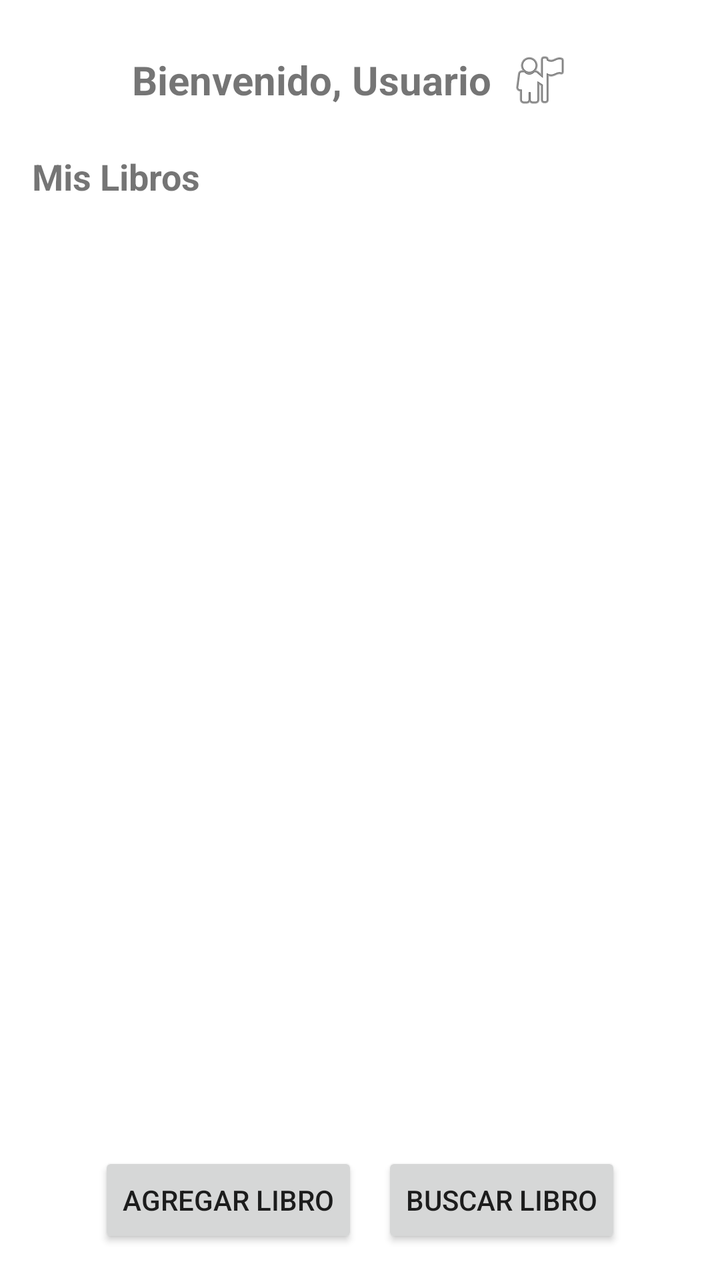
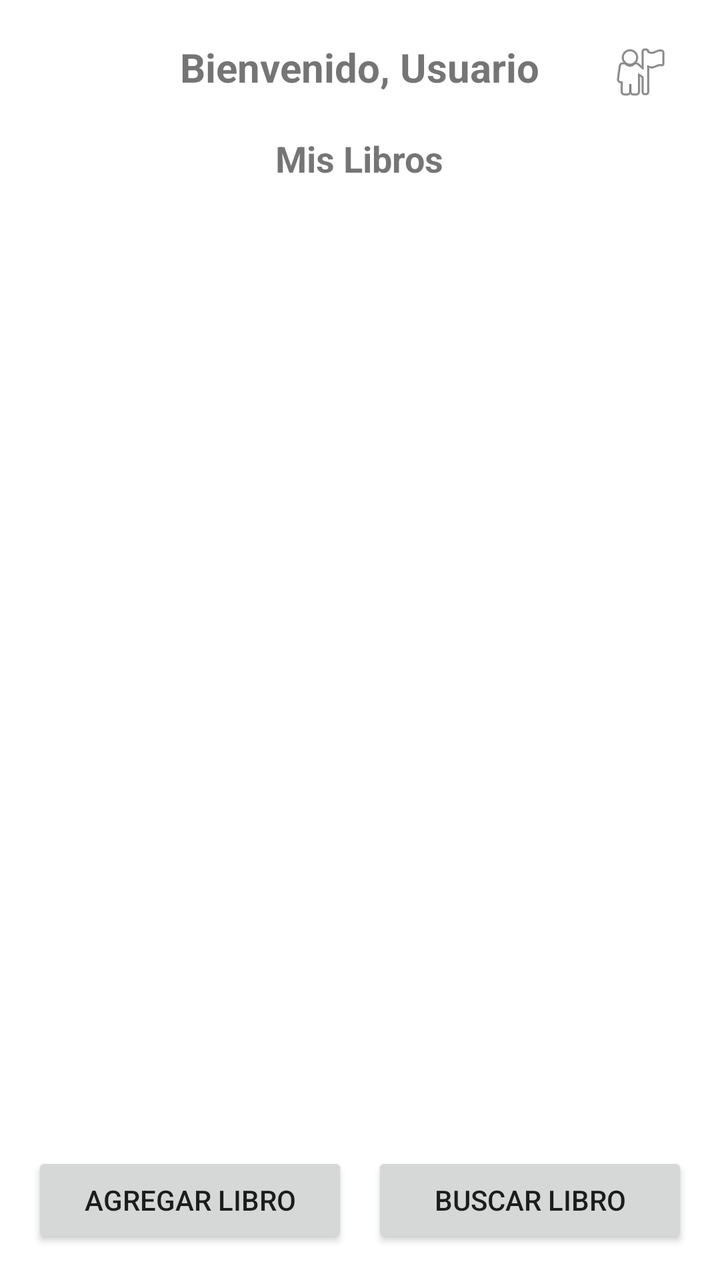

An Android layout rendered at two revisions. The XML below is the earlier revision; the diff shows what the commit changed to produce the second picture.
<!-- AndroidManifest.xml: application theme Theme.AppCompat.Light.NoActionBar -->
<!-- res/layout/activity_main.xml -->
<?xml version="1.0" encoding="utf-8"?>
<LinearLayout xmlns:android="http://schemas.android.com/apk/res/android"
    android:orientation="vertical"
    android:padding="16dp"
    android:layout_width="match_parent"
    android:layout_height="match_parent"
    android:background="@android:color/white">

    <LinearLayout
        android:layout_width="match_parent"
        android:layout_height="wrap_content"
        android:gravity="center"
        android:orientation="horizontal">

        <TextView
            android:id="@+id/tvWelcome"
            android:text="Bienvenido, Usuario"
            android:textSize="20sp"
            android:textStyle="bold"
            android:layout_width="wrap_content"
            android:layout_height="wrap_content" />

        <ImageButton
            android:id="@+id/btnProfile"
            android:layout_width="48dp"
            android:layout_height="48dp"
            android:background="@null"
            android:contentDescription="Perfil"
            android:src="@android:drawable/ic_menu_myplaces" />
    </LinearLayout>

    <TextView
        android:text="Mis Libros"
        android:textSize="18sp"
        android:textStyle="bold"
        android:layout_marginTop="12dp"
        android:layout_width="wrap_content"
        android:layout_height="wrap_content" />

    <androidx.recyclerview.widget.RecyclerView
        android:id="@+id/recyclerBooks"
        android:layout_width="match_parent"
        android:layout_height="0dp"
        android:layout_weight="1"
        android:layout_marginTop="8dp" />

    <LinearLayout
        android:layout_width="match_parent"
        android:layout_height="wrap_content"
        android:orientation="horizontal"
        android:gravity="center">

        <Button
            android:id="@+id/btnAddBook"
            android:layout_width="wrap_content"
            android:layout_height="wrap_content"
            android:text="Agregar Libro" />

        <Button
            android:id="@+id/btnSearchBook"
            android:layout_width="wrap_content"
            android:layout_height="wrap_content"
            android:text="Buscar Libro"
            android:layout_marginStart="12dp" />
    </LinearLayout>
</LinearLayout>
<!-- resources referenced by this layout -->
<resources>

</resources>

<!-- the commit's change to res/layout/activity_main.xml (unified diff, before → after) -->
@@ -1,66 +1,78 @@
 <?xml version="1.0" encoding="utf-8"?>
-<LinearLayout xmlns:android="http://schemas.android.com/apk/res/android"
-    android:orientation="vertical"
-    android:padding="16dp"
+<RelativeLayout xmlns:android="http://schemas.android.com/apk/res/android"
     android:layout_width="match_parent"
     android:layout_height="match_parent"
+    android:padding="16dp"
     android:background="@android:color/white">
 
-    <LinearLayout
-        android:layout_width="match_parent"
-        android:layout_height="wrap_content"
-        android:gravity="center"
-        android:orientation="horizontal">
-
-        <TextView
-            android:id="@+id/tvWelcome"
-            android:text="Bienvenido, Usuario"
-            android:textSize="20sp"
-            android:textStyle="bold"
-            android:layout_width="wrap_content"
-            android:layout_height="wrap_content" />
-
-        <ImageButton
-            android:id="@+id/btnProfile"
-            android:layout_width="48dp"
-            android:layout_height="48dp"
-            android:background="@null"
-            android:contentDescription="Perfil"
-            android:src="@android:drawable/ic_menu_myplaces" />
-    </LinearLayout>
+    
+    <ImageButton
+        android:id="@+id/btnProfile"
+        android:layout_width="40dp"
+        android:layout_height="40dp"
+        android:layout_alignParentEnd="true"
+        android:layout_marginEnd="4dp"
+        android:background="@null"
+        android:contentDescription="Perfil"
+        android:src="@android:drawable/ic_menu_myplaces" />
 
     <TextView
+        android:id="@+id/tvWelcome"
+        android:layout_width="wrap_content"
+        android:layout_height="wrap_content"
+        android:layout_centerHorizontal="true"
+        android:text="Bienvenido, Usuario"
+        android:textSize="20sp"
+        android:textStyle="bold"
+        android:layout_marginTop="4dp" />
+
+    <TextView
+        android:id="@+id/tvMyBooks"
+        android:layout_width="wrap_content"
+        android:layout_height="wrap_content"
+        android:layout_below="@id/tvWelcome"
+        android:layout_marginTop="20dp"
         android:text="Mis Libros"
         android:textSize="18sp"
         android:textStyle="bold"
-        android:layout_marginTop="12dp"
-        android:layout_width="wrap_content"
-        android:layout_height="wrap_content" />
+        android:layout_centerHorizontal="true" />
 
+    
     <androidx.recyclerview.widget.RecyclerView
         android:id="@+id/recyclerBooks"
         android:layout_width="match_parent"
         android:layout_height="0dp"
-        android:layout_weight="1"
+        android:layout_below="@id/tvMyBooks"
+        android:layout_above="@+id/layoutButtons"
         android:layout_marginTop="8dp" />
 
+    
     <LinearLayout
+        android:id="@+id/layoutButtons"
         android:layout_width="match_parent"
         android:layout_height="wrap_content"
+        android:layout_alignParentBottom="true"
+        android:gravity="center"
         android:orientation="horizontal"
-        android:gravity="center">
+        android:layout_marginTop="8dp">
 
         <Button
             android:id="@+id/btnAddBook"
-            android:layout_width="wrap_content"
+            android:layout_width="0dp"
             android:layout_height="wrap_content"
+            android:layout_weight="1"
             android:text="Agregar Libro" />
+
+        <Space
+            android:layout_width="12dp"
+            android:layout_height="match_parent" />
 
         <Button
             android:id="@+id/btnSearchBook"
-            android:layout_width="wrap_content"
+            android:layout_width="0dp"
             android:layout_height="wrap_content"
-            android:text="Buscar Libro"
-            android:layout_marginStart="12dp" />
+            android:layout_weight="1"
+            android:text="Buscar Libro" />
     </LinearLayout>
-</LinearLayout>
+
+</RelativeLayout>
